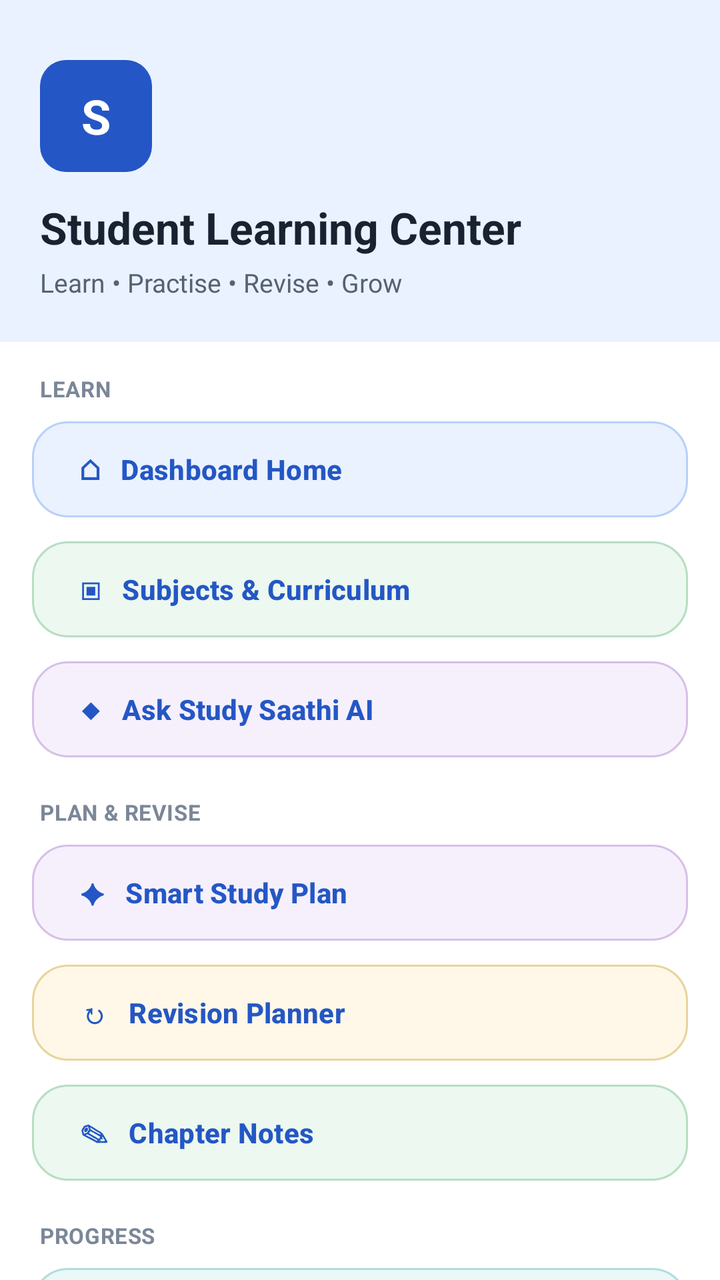
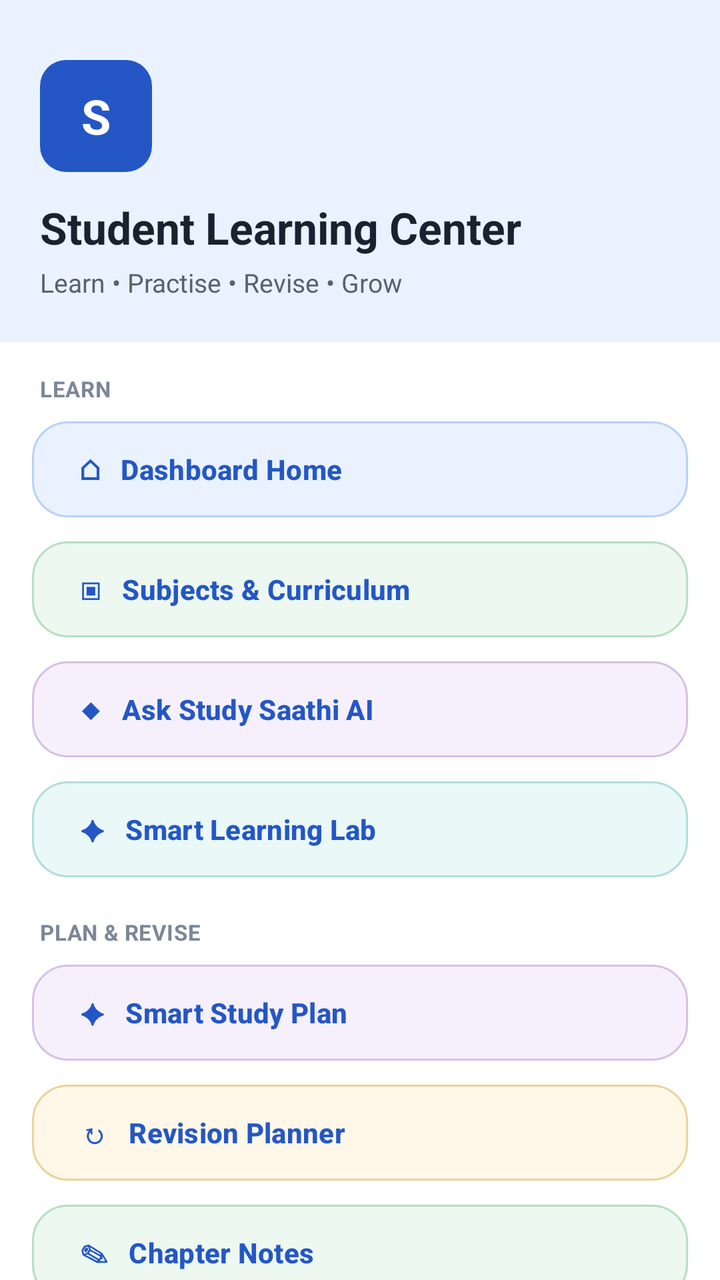

Before-and-after screenshots of an Android layout around one commit, followed by the original layout XML and the change that was made.
<!-- AndroidManifest.xml: application theme Theme.StudySaathi -->
<!-- res/layout/drawer_dashboard_study_menu.xml -->
<?xml version="1.0" encoding="utf-8"?>
<androidx.core.widget.NestedScrollView xmlns:android="http://schemas.android.com/apk/res/android"
    xmlns:app="http://schemas.android.com/apk/res-auto"
    android:layout_width="match_parent" android:layout_height="match_parent"
    android:background="@color/ss_surface" android:elevation="20dp" android:fillViewport="true">
    <LinearLayout android:layout_width="match_parent" android:layout_height="wrap_content"
        android:orientation="vertical" android:paddingBottom="24dp">

        <LinearLayout android:layout_width="match_parent" android:layout_height="wrap_content"
            android:background="@color/ss_blue_soft" android:orientation="vertical"
            android:paddingStart="20dp" android:paddingTop="30dp"
            android:paddingEnd="18dp" android:paddingBottom="21dp">
            <TextView android:layout_width="56dp" android:layout_height="56dp"
                android:background="@drawable/bg_help_step_badge" android:gravity="center"
                android:text="S" android:textColor="@color/ss_on_primary"
                android:textSize="24sp" android:textStyle="bold" />
            <TextView android:layout_width="match_parent" android:layout_height="wrap_content"
                android:layout_marginTop="13dp" android:fontFamily="sans-serif-rounded"
                android:text="Student Learning Center" android:textColor="@color/ss_text_primary"
                android:textSize="22sp" android:textStyle="bold" />
            <TextView android:layout_width="match_parent" android:layout_height="wrap_content"
                android:layout_marginTop="4dp" android:text="Learn • Practise • Revise • Grow"
                android:textColor="@color/ss_text_secondary" android:textSize="13sp" />
        </LinearLayout>

        <TextView style="@style/TextAppearance.StudySaathi.Body" android:layout_width="match_parent"
            android:layout_height="wrap_content" android:layout_marginStart="20dp"
            android:layout_marginTop="16dp" android:text="LEARN"
            android:textColor="@color/ss_text_muted" android:textSize="11sp" android:textStyle="bold" />
        <com.google.android.material.button.MaterialButton android:id="@+id/buttonMenuDashboard"
            style="@style/Widget.StudySaathi.Button.Outlined" android:layout_width="match_parent"
            android:layout_height="wrap_content" android:layout_marginStart="16dp"
            android:layout_marginTop="5dp" android:layout_marginEnd="16dp"
            android:gravity="start|center_vertical" android:text="⌂   Dashboard Home"
            android:textAllCaps="false" app:backgroundTint="@color/ss_blue_soft" app:strokeColor="@color/ss_blue_border" />
        <com.google.android.material.button.MaterialButton android:id="@+id/buttonMenuSubjects"
            style="@style/Widget.StudySaathi.Button.Outlined" android:layout_width="match_parent"
            android:layout_height="wrap_content" android:layout_marginStart="16dp"
            android:layout_marginTop="4dp" android:layout_marginEnd="16dp"
            android:gravity="start|center_vertical" android:text="▣   Subjects &amp; Curriculum"
            android:textAllCaps="false" app:backgroundTint="@color/ss_green_soft" app:strokeColor="@color/ss_green_border" />
        <com.google.android.material.button.MaterialButton android:id="@+id/buttonMenuAskSaathi"
            style="@style/Widget.StudySaathi.Button.Outlined" android:layout_width="match_parent"
            android:layout_height="wrap_content" android:layout_marginStart="16dp"
            android:layout_marginTop="4dp" android:layout_marginEnd="16dp"
            android:gravity="start|center_vertical" android:text="◆   Ask Study Saathi AI"
            android:textAllCaps="false" app:backgroundTint="@color/ss_purple_soft" app:strokeColor="@color/ss_purple_border" />

        <TextView style="@style/TextAppearance.StudySaathi.Body" android:layout_width="match_parent"
            android:layout_height="wrap_content" android:layout_marginStart="20dp"
            android:layout_marginTop="16dp" android:text="PLAN &amp; REVISE"
            android:textColor="@color/ss_text_muted" android:textSize="11sp" android:textStyle="bold" />
        <com.google.android.material.button.MaterialButton android:id="@+id/buttonMenuSmartStudyPlan"
            style="@style/Widget.StudySaathi.Button.Outlined" android:layout_width="match_parent"
            android:layout_height="wrap_content" android:layout_marginStart="16dp"
            android:layout_marginTop="5dp" android:layout_marginEnd="16dp"
            android:gravity="start|center_vertical" android:text="✦   Smart Study Plan"
            android:textAllCaps="false" app:backgroundTint="@color/ss_purple_soft" app:strokeColor="@color/ss_purple_border" />
        <com.google.android.material.button.MaterialButton android:id="@+id/buttonMenuRevision"
            style="@style/Widget.StudySaathi.Button.Outlined" android:layout_width="match_parent"
            android:layout_height="wrap_content" android:layout_marginStart="16dp"
            android:layout_marginTop="4dp" android:layout_marginEnd="16dp"
            android:gravity="start|center_vertical" android:text="↻   Revision Planner"
            android:textAllCaps="false" app:backgroundTint="@color/ss_yellow_soft" app:strokeColor="@color/ss_yellow_border" />
        <com.google.android.material.button.MaterialButton android:id="@+id/buttonMenuChapterNotes"
            style="@style/Widget.StudySaathi.Button.Outlined" android:layout_width="match_parent"
            android:layout_height="wrap_content" android:layout_marginStart="16dp"
            android:layout_marginTop="4dp" android:layout_marginEnd="16dp"
            android:gravity="start|center_vertical" android:text="✎   Chapter Notes"
            android:textAllCaps="false" app:backgroundTint="@color/ss_green_soft" app:strokeColor="@color/ss_green_border" />

        <TextView style="@style/TextAppearance.StudySaathi.Body" android:layout_width="match_parent"
            android:layout_height="wrap_content" android:layout_marginStart="20dp"
            android:layout_marginTop="16dp" android:text="PROGRESS"
            android:textColor="@color/ss_text_muted" android:textSize="11sp" android:textStyle="bold" />
        <com.google.android.material.button.MaterialButton android:id="@+id/buttonMenuWeeklyStudy"
            style="@style/Widget.StudySaathi.Button.Outlined" android:layout_width="match_parent"
            android:layout_height="wrap_content" android:layout_marginStart="16dp"
            android:layout_marginTop="5dp" android:layout_marginEnd="16dp"
            android:gravity="start|center_vertical" android:text="◷   Weekly Study"
            android:textAllCaps="false" app:backgroundTint="@color/ss_teal_soft" app:strokeColor="@color/ss_teal_border" />
        <com.google.android.material.button.MaterialButton android:id="@+id/buttonMenuLearningProgress"
            style="@style/Widget.StudySaathi.Button.Outlined" android:layout_width="match_parent"
            android:layout_height="wrap_content" android:layout_marginStart="16dp"
            android:layout_marginTop="4dp" android:layout_marginEnd="16dp"
            android:gravity="start|center_vertical" android:text="✓   Learning Progress"
            android:textAllCaps="false" app:backgroundTint="@color/ss_blue_soft" app:strokeColor="@color/ss_blue_border" />

        <com.google.android.material.card.MaterialCardView android:layout_width="match_parent"
            android:layout_height="wrap_content" android:layout_marginStart="16dp"
            android:layout_marginTop="14dp" android:layout_marginEnd="16dp"
            app:cardBackgroundColor="@color/ss_blue_soft" app:cardCornerRadius="20dp"
            app:cardElevation="0dp" app:strokeColor="@color/ss_blue_border" app:strokeWidth="1dp">
            <LinearLayout android:layout_width="match_parent" android:layout_height="wrap_content"
                android:gravity="center" android:orientation="vertical" android:padding="14dp">
                <TextView android:layout_width="match_parent" android:layout_height="wrap_content"
                    android:gravity="center" android:text="समझो • Practise • आगे बढ़ो"
                    android:textColor="@color/ss_primary" android:textSize="14sp" android:textStyle="bold" />
                <TextView android:id="@+id/textMenuAppVersion" android:layout_width="match_parent"
                    android:layout_height="wrap_content" android:layout_marginTop="4dp"
                    android:gravity="center" android:text="Study Saathi • Version 1.0"
                    android:textColor="@color/ss_text_secondary" android:textSize="11sp" />
            </LinearLayout>
        </com.google.android.material.card.MaterialCardView>
    </LinearLayout>
</androidx.core.widget.NestedScrollView>
<!-- resources referenced by this layout -->
<resources>
  <color name="ss_blue_border">#B8D1FA</color>
  <color name="ss_blue_soft">#EAF2FF</color>
  <color name="ss_green_border">#B7DEC2</color>
  <color name="ss_green_soft">#ECF8F0</color>
  <color name="ss_on_primary">#FFFFFF</color>
  <color name="ss_primary">#2457C5</color>
  <color name="ss_purple_border">#D6C0E8</color>
  <color name="ss_purple_soft">#F6F0FC</color>
  <color name="ss_surface">#FFFFFF</color>
  <color name="ss_teal_border">#B4DCDC</color>
  <color name="ss_teal_soft">#EAF8F8</color>
  <color name="ss_text_muted">#7B8797</color>
  <color name="ss_text_primary">#182230</color>
  <color name="ss_text_secondary">#566273</color>
  <color name="ss_yellow_border">#E8D49B</color>
  <color name="ss_yellow_soft">#FFF8E8</color>
  <!-- drawable bg_help_step_badge (drawable) -->
  <?xml version="1.0" encoding="utf-8"?>
  <shape xmlns:android="http://schemas.android.com/apk/res/android"
      android:shape="rectangle">
      <solid android:color="@color/ss_primary" />
      <corners android:radius="13dp" />
  </shape>
  <style name="TextAppearance.StudySaathi.Body" parent="TextAppearance.Material3.BodyMedium">
          <item name="android:fontFamily">sans-serif</item>
          <item name="fontFamily">sans-serif</item>
          <item name="android:textColor">@color/ss_text_secondary</item>
      </style>
  <style name="Widget.StudySaathi.Button.Outlined" parent="Widget.Material3.Button.OutlinedButton">
          <item name="cornerRadius">18dp</item>
          <item name="android:minHeight">56dp</item>
          <item name="android:textStyle">bold</item>
          <item name="strokeColor">@color/ss_outline_strong</item>
          <item name="android:textColor">@color/ss_primary</item>
      </style>
  <color name="ss_outline_strong">#B9C5D5</color>
  <color name="ss_primary_dark">#173F99</color>
  <color name="ss_secondary">#087F8C</color>
  <color name="ss_on_secondary">#FFFFFF</color>
  <color name="ss_tertiary">#8A5A00</color>
  <color name="ss_on_tertiary">#FFFFFF</color>
  <color name="ss_background">#F7F9FC</color>
  <color name="ss_surface_soft">#F0F4FA</color>
  <color name="ss_outline">#D6DEE9</color>
  <color name="ss_error">#BA1A1A</color>
  <color name="white">#FFFFFFFF</color>
  <color name="ss_red_soft">#FFF0F0</color>
  <!-- drawable bg_app_soft_mix (drawable) -->
  <?xml version="1.0" encoding="utf-8"?>
  <shape xmlns:android="http://schemas.android.com/apk/res/android"
      android:shape="rectangle">
  
      <gradient
          android:angle="270"
          android:centerColor="#F2FBF3"
          android:endColor="#EEF7FF"
          android:startColor="#FFF2F2"
          android:type="linear" />
  
  </shape>
  <!-- unchanged entries left out for length: 1 -->
</resources>

<!-- the commit's change to res/layout/drawer_dashboard_study_menu.xml (unified diff, before → after) -->
@@ -45,6 +45,12 @@
             android:layout_marginTop="4dp" android:layout_marginEnd="16dp"
             android:gravity="start|center_vertical" android:text="◆   Ask Study Saathi AI"
             android:textAllCaps="false" app:backgroundTint="@color/ss_purple_soft" app:strokeColor="@color/ss_purple_border" />
+        <com.google.android.material.button.MaterialButton android:id="@+id/buttonMenuLearningLab"
+            style="@style/Widget.StudySaathi.Button.Outlined" android:layout_width="match_parent"
+            android:layout_height="wrap_content" android:layout_marginStart="16dp"
+            android:layout_marginTop="4dp" android:layout_marginEnd="16dp"
+            android:gravity="start|center_vertical" android:text="✦   Smart Learning Lab"
+            android:textAllCaps="false" app:backgroundTint="@color/ss_teal_soft" app:strokeColor="@color/ss_teal_border" />
 
         <TextView style="@style/TextAppearance.StudySaathi.Body" android:layout_width="match_parent"
             android:layout_height="wrap_content" android:layout_marginStart="20dp"
